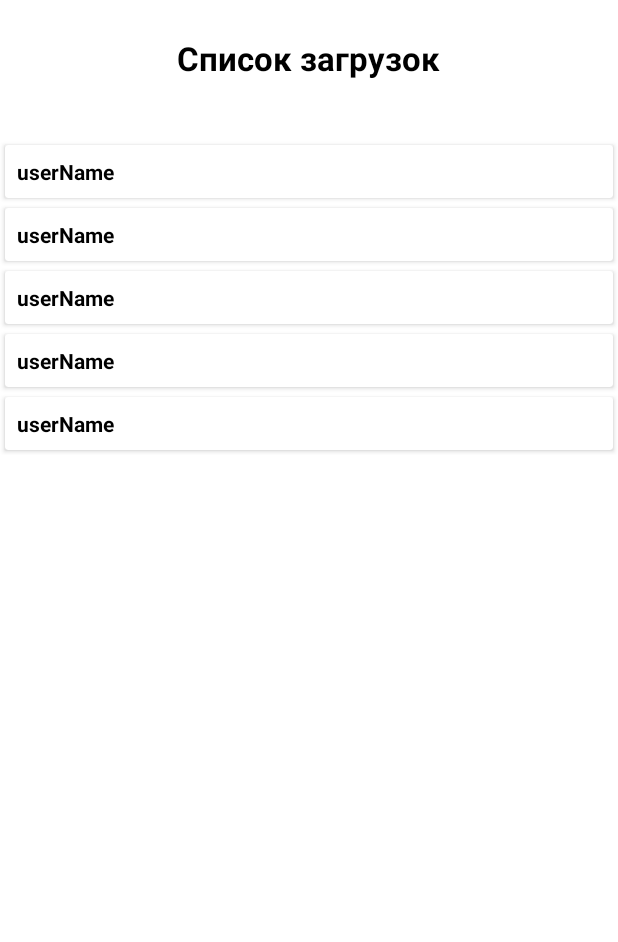
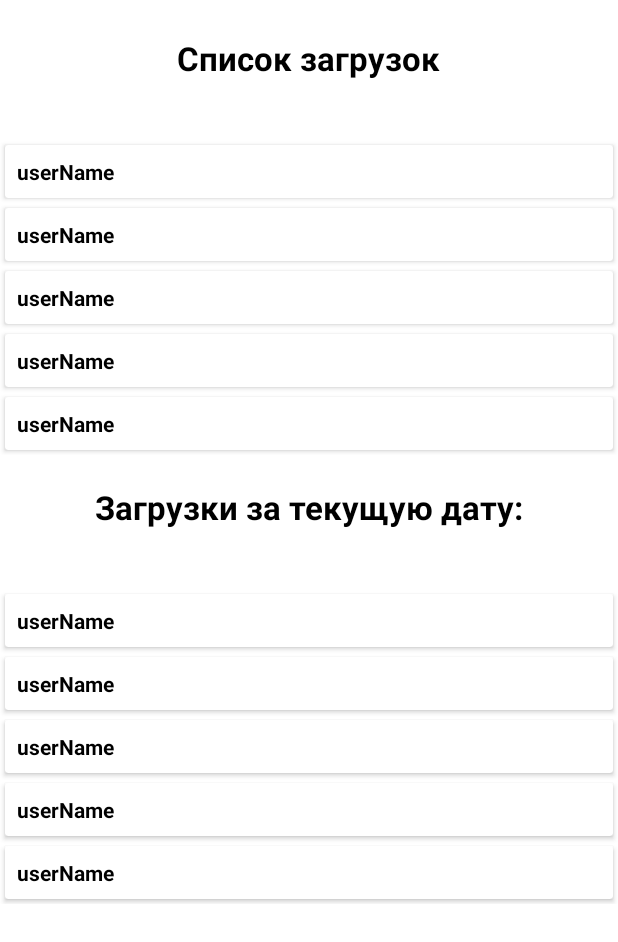
Before and after one commit to Intese-m9/GitHubParse, an Android app: the layout activity_download_repository.xml on its own in the app's theme, with its tools: preview values and no code run, on a phone screen of 412 x 824 dp. Shown: the top 942 px of the screen. Run offline under Robolectric (Android 15) with nearby library versions, the phone set to English and light mode, and no system bars; network calls fail.

```diff
--- a/app/src/main/java/com/example/githubparse/di/DataModule.kt
+++ b/app/src/main/java/com/example/githubparse/di/DataModule.kt
@@ -15,5 +15,4 @@ class DataModule {
     fun provideRepo():RepositoryNet{
         return RepositoryNet()
     }
-
 }
--- a/app/src/main/java/com/example/githubparse/presentation/GitHubActivity.kt
+++ b/app/src/main/java/com/example/githubparse/presentation/GitHubActivity.kt
@@ -17,7 +17,6 @@ import kotlinx.android.synthetic.main.activity_git_hub.*
 class GitHubActivity : AppCompatActivity() {
     val adapter = GitAdapter(this, dialog = Dialog())
     private val vm: ViewModelActivity by viewModels()
-
     override fun onCreate(savedInstanceState: Bundle?) {
         super.onCreate(savedInstanceState)
         setContentView(R.layout.activity_git_hub)
--- a/app/src/main/res/layout/activity_download_repository.xml
+++ b/app/src/main/res/layout/activity_download_repository.xml
@@ -31,4 +31,32 @@
         app:layout_constraintTop_toBottomOf="@+id/textView2"
         tools:itemCount="5"
         tools:listitem="@layout/item_list" />
+
+    <TextView
+        android:id="@+id/currentData"
+        android:layout_width="wrap_content"
+        android:layout_height="wrap_content"
+        android:layout_marginTop="20dp"
+        android:textSize="22sp"
+        android:textStyle="bold"
+        android:textColor="@color/black"
+        android:text="Загрузки за текущую дату:"
+        app:layout_constraintEnd_toEndOf="parent"
+        app:layout_constraintHorizontal_bias="0.498"
+        app:layout_constraintStart_toStartOf="parent"
+        app:layout_constraintTop_toBottomOf="@+id/rv_db" />
+
+    <androidx.recyclerview.widget.RecyclerView
+        android:id="@+id/rv_data_db"
+        android:layout_width="match_parent"
+        android:layout_height="wrap_content"
+        android:layout_marginTop="40dp"
+        app:layoutManager="androidx.recyclerview.widget.LinearLayoutManager"
+        app:layout_constraintEnd_toEndOf="parent"
+        app:layout_constraintHorizontal_bias="0.0"
+        app:layout_constraintStart_toStartOf="parent"
+        app:layout_constraintTop_toBottomOf="@+id/currentData"
+        tools:itemCount="5"
+        tools:listitem="@layout/item_list" />
+
 </androidx.constraintlayout.widget.ConstraintLayout>
```
Also changed, not shown: app/src/main/java/com/example/githubparse/di/DomainModel.kt (+5 -2 lines), app/src/main/java/com/example/githubparse/domain/usecase/GetCurrentDate.kt (added, +12 -0 lines), app/src/main/java/com/example/githubparse/presentation/DownloadRepositoryActivity.kt (+8 -2 lines), app/src/main/java/com/example/githubparse/presentation/viewmodel/ViewModelActivity.kt (+11 -1 lines).
